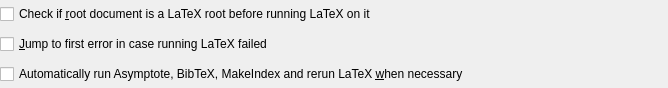
Old version of the form kile/latextoolconfigwidget.ui in the repository KDE/kile.
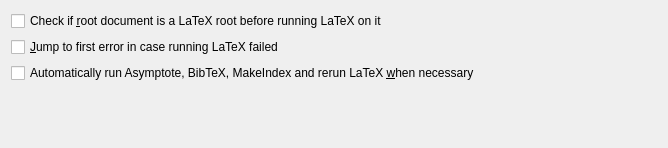
New version of the form.

The edit to the form file:
```diff
--- a/kile/latextoolconfigwidget.ui
+++ b/kile/latextoolconfigwidget.ui
@@ -6,7 +6,7 @@
     <x>0</x>
     <y>0</y>
     <width>668</width>
-    <height>88</height>
+    <height>148</height>
    </rect>
   </property>
   <property name="sizePolicy" >
@@ -16,18 +16,6 @@
    </sizepolicy>
   </property>
   <layout class="QVBoxLayout" >
-   <property name="leftMargin" >
-    <number>0</number>
-   </property>
-   <property name="topMargin" >
-    <number>0</number>
-   </property>
-   <property name="rightMargin" >
-    <number>0</number>
-   </property>
-   <property name="bottomMargin" >
-    <number>0</number>
-   </property>
    <item>
     <widget class="QCheckBox" name="m_ckRootDoc" >
      <property name="text" >
@@ -49,6 +37,19 @@
      </property>
     </widget>
    </item>
+   <item>
+    <spacer>
+     <property name="orientation" >
+      <enum>Qt::Vertical</enum>
+     </property>
+     <property name="sizeHint" >
+      <size>
+       <width>20</width>
+       <height>40</height>
+      </size>
+     </property>
+    </spacer>
+   </item>
   </layout>
  </widget>
  <layoutdefault spacing="6" margin="11" />
```
